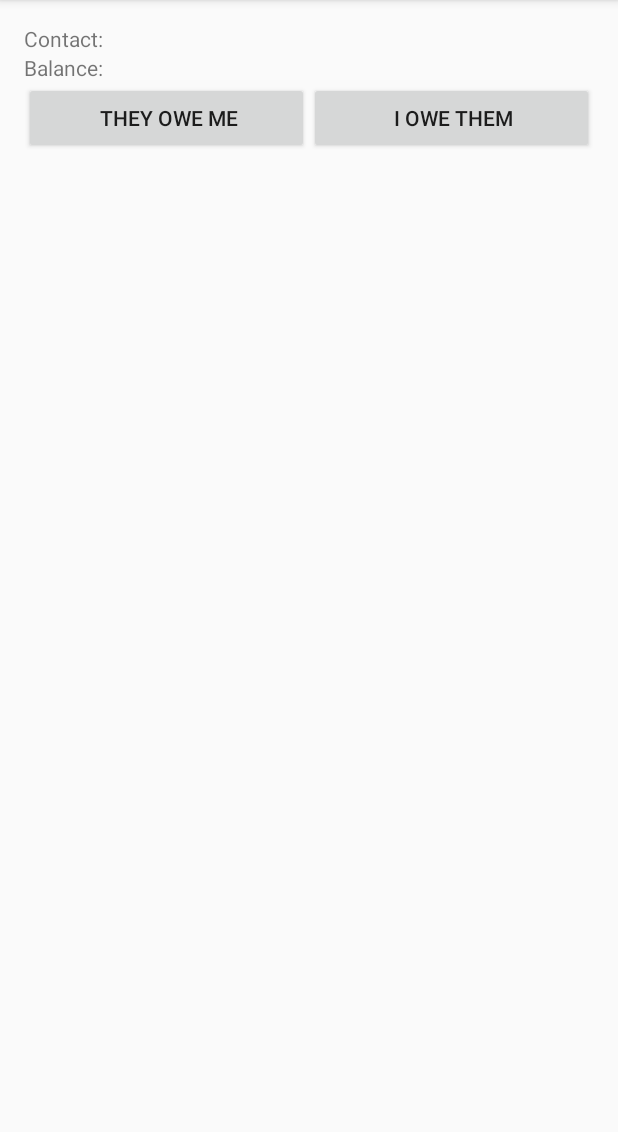
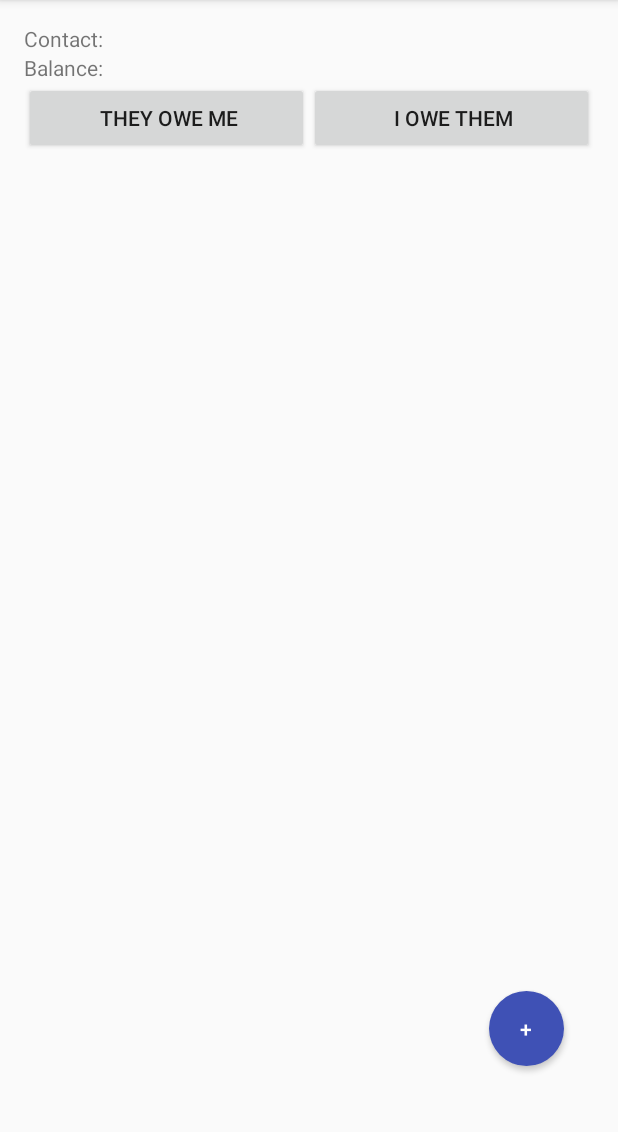
Before and after one commit to holgus103/DebtCollector, an Android app: the ContactDetails screen opened directly, with no data from a screen before it, after a tap on an icon or button, on a phone screen of 412 x 824 dp, the part 84-1216 px from its top. Run offline under Robolectric (Android 15) with nearby library versions, the phone set to English and light mode, and no system bars; 3 statements that could not run were skipped.

Commit message:
ContactDetails, AddTransaction
- Bug: When adding a new transaction on newer devices - the app would
crash
- Added + button in ContactDetails

```diff
--- a/app/build.gradle
+++ b/app/build.gradle
@@ -8,8 +8,8 @@ android {
         applicationId "debtcollector.holgus103.debtcollector"
         minSdkVersion 15
         targetSdkVersion 23
-        versionCode 1
-        versionName "1.0"
+        versionCode 7
+        versionName "1.1.3"
     }
     buildTypes {
         release {
--- a/app/src/main/java/debtcollector/holgus103/debtcollector/activities/ContactDetails.java
+++ b/app/src/main/java/debtcollector/holgus103/debtcollector/activities/ContactDetails.java
@@ -44,6 +44,7 @@ public class ContactDetails extends ShareableActivity implements View.OnClickLis
     private void assignListeners() {
         ((Button) this.findViewById(R.id.debtBtn)).setOnClickListener(this);
         ((Button) this.findViewById(R.id.creditBtn)).setOnClickListener(this);
+        ((Button) this.findViewById(R.id.add_transaction_btn)).setOnClickListener(this);
     }
 
 
@@ -100,7 +101,9 @@ public class ContactDetails extends ShareableActivity implements View.OnClickLis
                 this.currentTab = TransactionDirection.IOweThem;
                 this.reloadTransactions();
                 break;
-
+            case R.id.add_transaction_btn:
+                this.startActivity(AddTransaction.class, R.id.add_transaction);
+                break;
         }
     }
 }
--- a/app/src/main/res/layout/activity_contact_details.xml
+++ b/app/src/main/res/layout/activity_contact_details.xml
@@ -75,4 +75,16 @@
     android:id="@+id/transactionsViewFragment"
     android:layout_alignParentStart="true"
     android:layout_below="@+id/debtTabsPanel" />
+
+    <Button
+        android:layout_width="50dp"
+        android:layout_height="50dp"
+        android:text="+"
+        android:textColor="@color/colorWhite"
+        android:background="@drawable/round_button"
+        android:id="@+id/add_transaction_btn"
+        android:layout_alignParentBottom="true"
+        android:layout_alignParentEnd="true"
+        android:layout_marginRight="20dp"
+        android:layout_marginBottom="41dp" />
 </RelativeLayout>
```
Also changed, not shown: app/src/main/java/debtcollector/holgus103/debtcollector/activities/AddTransaction.java (+6 -6 lines).
